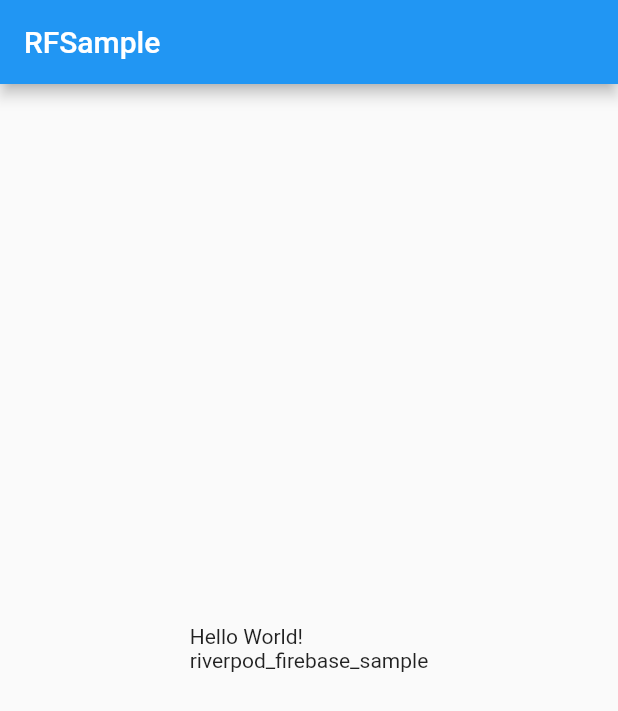
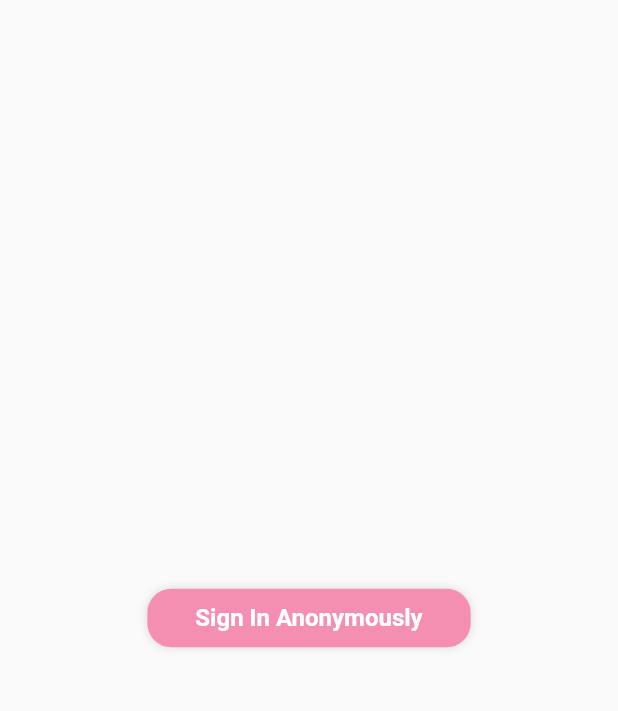
Before and after one commit to YuheiNakasaka/flutter_riverpod_firebase_sample, a Flutter app: the screen it shows after launch, on a phone screen of 412 x 824 dp. Shown: the top 711 px of the screen. Run offline on Flutter 3.47's test engine with Material 2 defaults, Android fonts, the phone set to English and light mode, and no system bars; our stand-ins replace firebase_auth, firebase_core, flutter_riverpod, package_info_plus; accounts and stored records are empty.

Commit message:
sign in anonymously

```diff
--- /dev/null
+++ b/lib/app/auth_widget.dart
@@ -0,0 +1,51 @@
+import 'package:firebase_auth/firebase_auth.dart';
+import 'package:flutter/material.dart';
+import 'package:flutter_riverpod/flutter_riverpod.dart';
+import 'package:riverpod_firebase_sample/app/providers.dart';
+
+class AuthWidget extends ConsumerWidget {
+  const AuthWidget({
+    Key? key,
+    required this.signedInBuilder,
+    required this.notSignedInBuilder,
+  }) : super(key: key);
+
+  final WidgetBuilder signedInBuilder;
+  final WidgetBuilder notSignedInBuilder;
+
+  @override
+  Widget build(BuildContext context, ScopedReader watch) {
+    final authStateChanges = watch(authStateChangesProvider);
+    return authStateChanges.when(
+      data: (user) => _data(context, user),
+      loading: _loading,
+      error: (e, __) {
+        print(e);
+        return _error();
+      },
+    );
+  }
+
+  Widget _data(BuildContext context, User? user) {
+    if (user != null) {
+      return signedInBuilder(context);
+    }
+    return notSignedInBuilder(context);
+  }
+
+  Widget _loading() {
+    return const Scaffold(
+      body: Center(
+        child: CircularProgressIndicator(),
+      ),
+    );
+  }
+
+  Widget _error() {
+    return const Scaffold(
+      body: Center(
+        child: Text('Authetication Error'),
+      ),
+    );
+  }
+}
--- /dev/null
+++ b/lib/app/providers.dart
@@ -0,0 +1,6 @@
+import 'package:firebase_auth/firebase_auth.dart';
+import 'package:flutter_riverpod/flutter_riverpod.dart';
+
+final firebaseAuthProvider = Provider<FirebaseAuth>((ref) => FirebaseAuth.instance);
+
+final authStateChangesProvider = StreamProvider<User?>((ref) => ref.watch(firebaseAuthProvider).authStateChanges());
--- /dev/null
+++ b/lib/app/sign_in/sign_in_page.dart
@@ -0,0 +1,44 @@
+import 'package:flutter/material.dart';
+import 'package:flutter_riverpod/flutter_riverpod.dart';
+import 'package:riverpod_firebase_sample/app/providers.dart';
+import 'package:riverpod_firebase_sample/app/sign_in/sign_in_view_model.dart';
+import 'package:riverpod_firebase_sample/widgets/colored_button.dart';
+
+final signInModelProvider = ChangeNotifierProvider<SignInViewModel>(
+  (ref) => SignInViewModel(auth: ref.watch(firebaseAuthProvider)),
+);
+
+class SignInPage extends ConsumerWidget {
+  const SignInPage({Key? key}) : super(key: key);
+
+  @override
+  Widget build(BuildContext context, ScopedReader watch) {
+    final signInViewModel = watch(signInModelProvider);
+    return ProviderListener<SignInViewModel>(
+      onChange: (context, model) async {},
+      provider: signInModelProvider,
+      child: SignInPageContents(viewModel: signInViewModel),
+    );
+  }
+}
+
+class SignInPageContents extends StatelessWidget {
+  const SignInPageContents({Key? key, required this.viewModel}) : super(key: key);
+  final SignInViewModel viewModel;
+
+  @override
+  Widget build(BuildContext context) {
+    return Scaffold(
+      body: Center(
+        child: ColoredButton(
+          padding: const EdgeInsets.fromLTRB(16, 0, 16, 0),
+          buttonText: 'Sign In Anonymously',
+          color: Colors.pink[200]!,
+          onPressed: () async {
+            await viewModel.signInAnonymously();
+          },
+        ),
+      ),
+    );
+  }
+}
--- a/lib/main.dart
+++ b/lib/main.dart
@@ -1,40 +1,29 @@
+import 'package:firebase_core/firebase_core.dart';
 import 'package:flutter/material.dart';
-import 'package:package_info_plus/package_info_plus.dart';
+import 'package:flutter_riverpod/flutter_riverpod.dart';
+import 'package:riverpod_firebase_sample/app/auth_widget.dart';
+import 'package:riverpod_firebase_sample/app/home/home_page.dart';
+import 'package:riverpod_firebase_sample/app/sign_in/sign_in_page.dart';
 
-void main() {
-  runApp(const MyApp());
+Future<void> main() async {
+  WidgetsFlutterBinding.ensureInitialized();
+  await Firebase.initializeApp();
+  runApp(const ProviderScope(child: MyApp()));
 }
 
-class MyApp extends StatefulWidget {
+class MyApp extends StatelessWidget {
   const MyApp({Key? key}) : super(key: key);
-
-  @override
-  _MyAppState createState() => _MyAppState();
-}
-
-class _MyAppState extends State<MyApp> {
-  String appName = '';
-  String packageName = '';
-
-  @override
-  void initState() {
-    super.initState();
-    Future(() async {
-      final info = await PackageInfo.fromPlatform();
-      appName = info.appName;
-      packageName = info.packageName;
-      setState(() {});
-    });
-  }
 
   @override
   Widget build(BuildContext context) {
     return MaterialApp(
-      home: Scaffold(
-        appBar: AppBar(
-          title: const Text('RFSample'),
+      home: AuthWidget(
+        notSignedInBuilder: (_) => Consumer(
+          builder: (context, watch, _) {
+            return const SignInPage();
+          },
         ),
-        body: Center(child: Text('Hello World!\n$appName\n$packageName')),
+        signedInBuilder: (_) => const HomePage(),
       ),
     );
   }
--- /dev/null
+++ b/lib/widgets/colored_button.dart
@@ -0,0 +1,48 @@
+import 'package:flutter/material.dart';
+
+class ColoredButton extends StatelessWidget {
+  const ColoredButton({
+    required this.buttonText,
+    required this.color,
+    required this.onPressed,
+    this.padding = const EdgeInsets.all(0),
+    this.enabledShadow = true,
+    this.fontSize = 16,
+    Key? key,
+  }) : super(key: key);
+
+  final String buttonText;
+  final Color color;
+  final EdgeInsetsGeometry padding;
+  final VoidCallback onPressed;
+  final bool enabledShadow;
+  final double fontSize;
+
+  @override
+  Widget build(BuildContext context) {
+    return GestureDetector(
+      onTap: onPressed,
+      child: DecoratedBox(
+        decoration: BoxDecoration(
+          color: color,
+          border: Border.all(color: color),
+          borderRadius: BorderRadius.circular(16),
+          boxShadow: const [
+            BoxShadow(color: Color(0x20000000), spreadRadius: 0.4, blurRadius: 4),
+          ],
+        ),
+        child: Container(
+          padding: const EdgeInsets.fromLTRB(16, 10, 16, 10),
+          child: Padding(
+            padding: padding,
+            child: Text(
+              buttonText,
+              textAlign: TextAlign.center,
+              style: TextStyle(color: Colors.white, fontWeight: FontWeight.bold, fontSize: fontSize),
+            ),
+          ),
+        ),
+      ),
+    );
+  }
+}
--- a/pubspec.yaml
+++ b/pubspec.yaml
@@ -11,6 +11,9 @@ dependencies:
     sdk: flutter
   cupertino_icons: ^1.0.0
   package_info_plus: ^1.0.6
+  firebase_core:
+  firebase_auth: ^1.4.1
+  flutter_riverpod: ^0.14.0+3
 
 dev_dependencies:
   flutter_test:
```
Also changed, not shown: lib/app/home/home_page.dart (added, +38 -0 lines), lib/app/sign_in/sign_in_view_model.dart (added, +32 -0 lines), pubspec.lock, 6 other files.
